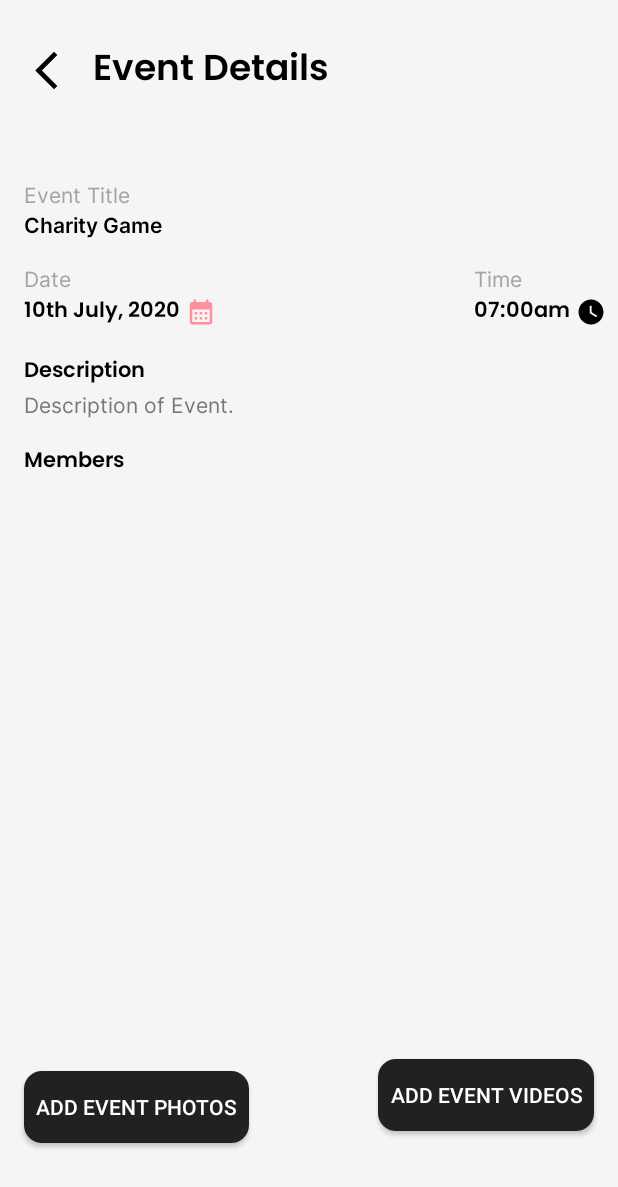
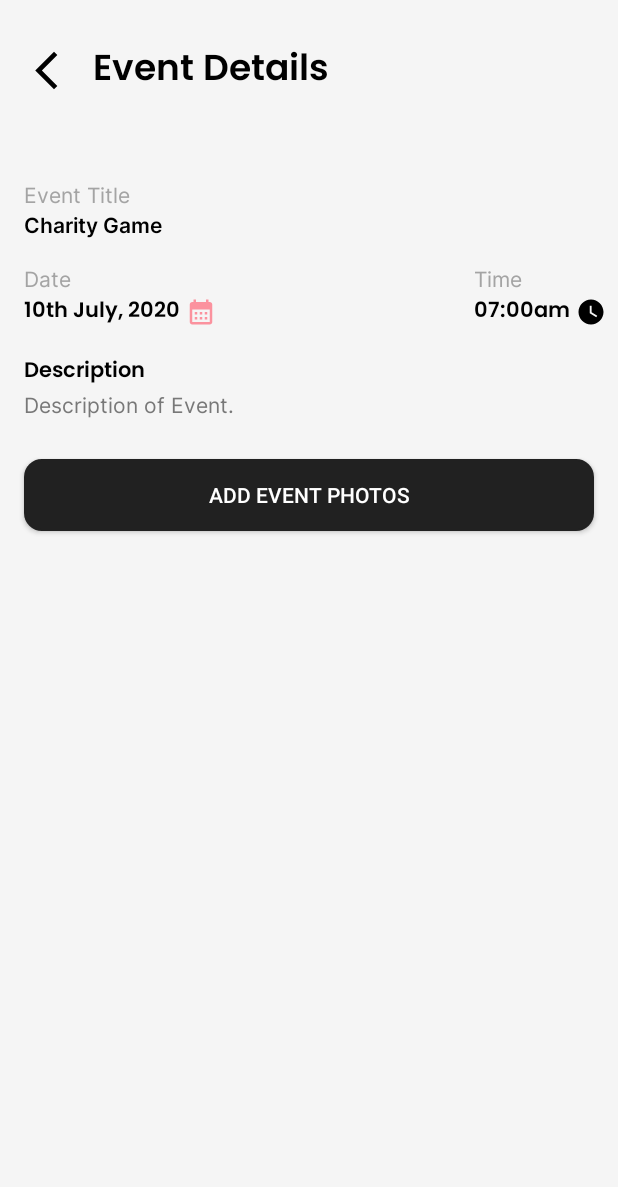
Before and after one commit to imrajnishjha/IEA_Adminv3, an Android app: the PastEventDetails screen opened directly, with no data from a screen before it, on a phone screen of 412 x 824 dp. Shown: the top 1187 px of the screen. Run offline under Robolectric (Android 15) with nearby library versions, the light colour scheme and no system bars; our stand-ins replace Firebase (no records; nobody signed in at launch, a user with empty details on screens opened directly); pictures from the network do not load.

Commit message:
IEA Admin 3.5

```diff
--- a/app/src/main/java/com/example/ieaadmin/AddEventPhotosFragment.java
+++ b/app/src/main/java/com/example/ieaadmin/AddEventPhotosFragment.java
@@ -119,7 +119,7 @@ public class AddEventPhotosFragment extends Fragment {
     private void compressImages(ViewGroup container) {
         progressDialog.setMessage("Uploading Images...");
         progressDialog.show();
-        eventUriRef = FirebaseDatabase.getInstance().getReference("Events/"+ EventItemKey+"/image_uris");
+        eventUriRef = FirebaseDatabase.getInstance().getReference("Past Events/"+ EventItemKey+"/image_uris");
         if(imagesUri.size() == 0) {
             Toast.makeText(getContext(), "Please select at least one image", Toast.LENGTH_SHORT).show();
             progressDialog.dismiss();
--- a/app/src/main/java/com/example/ieaadmin/PastEventDetails.java
+++ b/app/src/main/java/com/example/ieaadmin/PastEventDetails.java
@@ -38,11 +38,10 @@ import java.util.Objects;
 
 public class PastEventDetails extends AppCompatActivity {
     String EventItemKey;
-    TextView eventTitleTv, eventDateTv, eventTimeTv, eventDescriptionTv, joinEventYes, joinEventNo, eventMemberTextTv;
-    RecyclerView eventMembersRv, pastEventPhotosRv;
+    TextView eventTitleTv, eventDateTv, eventTimeTv, eventDescriptionTv, joinEventYes, joinEventNo;
+    RecyclerView  pastEventPhotosRv;
     FirebaseRecyclerOptions<EventMemberItemModel> options;
     FirebaseRecyclerOptions<PastEventPhotoModel> pastEvenPhotoOptions;
-    EventMemberItemAdapter eventMemberItemAdapter;
     DatabaseReference eventsRef;
     ImageView eventDetailImg;
     AppCompatButton eventDetailsBackButton, addEventPhotosBtn;
@@ -64,10 +63,8 @@ public class PastEventDetails extends AppCompatActivity {
         eventDateTv = findViewById(R.id.event_date_txt);
         eventTimeTv = findViewById(R.id.event_time_txt);
         eventDescriptionTv = findViewById(R.id.event_description_txt);
-        eventMembersRv = findViewById(R.id.event_members_rv);
         eventDetailImg = findViewById(R.id.event_detail_img);
         eventDetailsBackButton = findViewById(R.id.events_detail_back_btn);
-        eventMemberTextTv = findViewById(R.id.event_members);
         addEventPhotosBtn = findViewById(R.id.add_event_photos_btn);
         addEventImagesFrameLayout = findViewById(R.id.add_event_images_frame_layout);
         pastEventPhotosRv = findViewById(R.id.past_event_photos_rv);
@@ -76,17 +73,18 @@ public class PastEventDetails extends AppCompatActivity {
 
         pastEventPhotosRv.setLayoutManager(new MembersDirectory.WrapContentLinearLayoutManager(PastEventDetails.this, LinearLayoutManager.HORIZONTAL, false));
         pastEvenPhotoOptions = new FirebaseRecyclerOptions.Builder<PastEventPhotoModel>()
-                .setQuery(FirebaseDatabase.getInstance().getReference("Events/" + EventItemKey + "/image_uris"), PastEventPhotoModel.class)
+                .setQuery(FirebaseDatabase.getInstance().getReference("Past Events/" + EventItemKey + "/image_uris"), PastEventPhotoModel.class)
                 .build();
 
         pastEventPhotoAdapter = new PastEventPhotoAdapter(pastEvenPhotoOptions);
         pastEventPhotosRv.setAdapter(pastEventPhotoAdapter);
         pastEventPhotoAdapter.startListening();
 
-        eventsRef = FirebaseDatabase.getInstance().getReference().child("Events/" + EventItemKey);
+        eventsRef = FirebaseDatabase.getInstance().getReference().child("Past Events/" + EventItemKey);
         eventsRef.addValueEventListener(new ValueEventListener() {
             @Override
             public void onDataChange(@NonNull DataSnapshot snapshot) {
+                if(snapshot.exists()){
                     eventTitleTv.setText(Objects.requireNonNull(snapshot.child("title").getValue()).toString());
                     eventTimeTv.setText(Objects.requireNonNull(snapshot.child("time").getValue()).toString());
                     eventDateTv.setText(Objects.requireNonNull(snapshot.child("date").getValue()).toString());
@@ -99,19 +97,16 @@ public class PastEventDetails extends AppCompatActivity {
                             .into(eventDetailImg);
                 }
 
+            }
+
             @Override
             public void onCancelled(@NonNull DatabaseError error) {
 
             }
         });
 
-        eventMembersRv.setLayoutManager(new MembersDirectory.WrapContentLinearLayoutManager(PastEventDetails.this, LinearLayoutManager.HORIZONTAL, false));
-        options = new FirebaseRecyclerOptions.Builder<EventMemberItemModel>()
-                .setQuery(FirebaseDatabase.getInstance().getReference("Events/" + EventItemKey + "/members"), EventMemberItemModel.class)
-                .build();
 
-        eventMemberItemAdapter = new EventMemberItemAdapter(options);
-        eventMembersRv.setAdapter(eventMemberItemAdapter);
+
 
         eventDetailsBackButton.setOnClickListener(view -> finish());
 
@@ -134,7 +129,6 @@ public class PastEventDetails extends AppCompatActivity {
     @Override
     protected void onStart() {
         super.onStart();
-        eventMemberItemAdapter.startListening();
         pastEventPhotoAdapter.startListening();
     }
 
@@ -142,77 +136,7 @@ public class PastEventDetails extends AppCompatActivity {
     @Override
     protected void onResume() {
         super.onResume();
-        eventMemberItemAdapter.startListening();
         pastEventPhotoAdapter.startListening();
     }
 
-    class EventMemberItemAdapter extends FirebaseRecyclerAdapter<EventMemberItemModel, EventMemberItemAdapter.EventMemberItemViewHolder> {
-        Dialog notComingToEventDialog;
-
-        public EventMemberItemAdapter(@NonNull FirebaseRecyclerOptions<EventMemberItemModel> options) {
-            super(options);
 }
-
-        @Override
-        protected void onBindViewHolder(@NonNull com.example.ieaadmin.PastEventDetails.EventMemberItemAdapter.EventMemberItemViewHolder holder, int position, @NonNull EventMemberItemModel model) {
-            notComingToEventDialog = new Dialog(PastEventDetails.this);
-
-            FirebaseAuth mAuth = FirebaseAuth.getInstance();
-            Glide.with(getApplicationContext())
-                    .load(model.getImageUrl())
-                    .circleCrop()
-                    .error(R.drawable.iea_logo)
-                    .placeholder(R.drawable.iea_logo)
-                    .into(holder.recyclerMemberItemImg);
-
-            holder.eventMemberItem.setOnClickListener(view -> {
-                TextView coming, notComing;
-                if (Objects.requireNonNull(getRef(position).getKey()).equals(Objects.requireNonNull(Objects.requireNonNull(mAuth.getCurrentUser()).getEmail()).replaceAll("\\.", "%7"))) {
-                    LayoutInflater inflater = (LayoutInflater) view.getContext().getSystemService(Context.LAYOUT_INFLATER_SERVICE);
-                    @SuppressLint("InflateParams") View removeFromEventView = inflater.inflate(R.layout.remove_from_event_popup, null);
-
-                    coming = removeFromEventView.findViewById(R.id.remove_from_event_no);
-                    notComing = removeFromEventView.findViewById(R.id.remove_from_event_yes);
-
-                    notComingToEventDialog.setContentView(removeFromEventView);
-                    notComingToEventDialog.getWindow().setBackgroundDrawable(new ColorDrawable(Color.TRANSPARENT));
-                    notComingToEventDialog.show();
-
-                    coming.setOnClickListener(v -> notComingToEventDialog.dismiss());
-                    notComing.setOnClickListener(v -> {
-                        FirebaseDatabase.getInstance().getReference("Events/" + EventItemKey + "/members/" + Objects.requireNonNull(mAuth.getCurrentUser().getEmail()).replaceAll("\\.", "%7")).removeValue();
-                        Toast.makeText(PastEventDetails.this, "You have been removed from the list.", Toast.LENGTH_SHORT).show();
-                        notComingToEventDialog.dismiss();
-                    });
-                } else {
-                    view.getContext().startActivity(new Intent(view.getContext(), MemberDirectoryDetail.class).putExtra("MemberItemKey", model.getEmail().replaceAll("\\.", "%7")));
-                }
-            });
-        }
-
-        @NonNull
-        @Override
-        public com.example.ieaadmin.PastEventDetails.EventMemberItemAdapter.EventMemberItemViewHolder onCreateViewHolder(@NonNull ViewGroup parent, int viewType) {
-            View eventItemMemberView = LayoutInflater.from(parent.getContext()).inflate(R.layout.event_member_item, parent, false);
-            return new com.example.ieaadmin.PastEventDetails.EventMemberItemAdapter.EventMemberItemViewHolder(eventItemMemberView);
-        }
-
-        @Override
-        public int getItemViewType(int position) {
-            return position;
-        }
-
-        public class EventMemberItemViewHolder extends RecyclerView.ViewHolder {
-            ImageView recyclerMemberItemImg;
-            View eventMemberItem;
-
-            public EventMemberItemViewHolder(@NonNull View itemView) {
-                super(itemView);
-
-                recyclerMemberItemImg = itemView.findViewById(R.id.event_member_item_img);
-                eventMemberItem = itemView;
-            }
-
-        }
-    }
-}
--- a/app/src/main/res/layout/activity_past_event_details.xml
+++ b/app/src/main/res/layout/activity_past_event_details.xml
@@ -6,6 +6,7 @@
     android:layout_height="match_parent"
     android:background="#F5F5F5"
     android:fillViewport="true"
+    android:layout_marginBottom="8dp"
     tools:context=".PastEventDetails">
 
     <androidx.constraintlayout.widget.ConstraintLayout
@@ -166,74 +167,35 @@
             app:layout_constraintTop_toBottomOf="@id/event_description"
             tools:ignore="HardcodedText" />
 
-        <TextView
-            android:id="@+id/event_members"
-            android:layout_width="wrap_content"
+        <androidx.recyclerview.widget.RecyclerView
+            android:id="@+id/past_event_photos_rv"
+            android:layout_width="match_parent"
             android:layout_height="wrap_content"
-            android:layout_marginStart="16dp"
-            android:layout_marginTop="16dp"
-            android:fontFamily="@font/poppins_semi_bold"
-            android:text="Members"
-            android:textColor="@color/black"
+            android:layout_marginStart="8dp"
+            android:layout_marginEnd="8dp"
+            android:layout_marginTop="10dp"
+            app:layout_constraintHeight_max="300dp"
+            app:layout_constraintTop_toBottomOf="@id/event_description_txt"
+            app:layout_constraintEnd_toEndOf="parent"
             app:layout_constraintStart_toStartOf="parent"
-            app:layout_constraintTop_toBottomOf="@id/event_description_txt"
-            tools:ignore="HardcodedText" />
-
-        <androidx.recyclerview.widget.RecyclerView
-            android:id="@+id/event_members_rv"
-            android:layout_width="0dp"
-            app:layout_constraintEnd_toEndOf="parent"
-            android:layout_height="wrap_content"
-            android:layout_marginStart="16dp"
-            android:layout_marginTop="8dp"
-            android:layout_marginEnd="16dp"
-            android:orientation="horizontal"
-            app:layout_constraintStart_toStartOf="parent"
-            app:layout_constraintTop_toBottomOf="@id/event_members" />
-
-        <androidx.recyclerview.widget.RecyclerView
-            android:layout_width="match_parent"
-            android:layout_height="300dp"
-            android:id="@+id/past_event_photos_rv"
-            app:layout_constraintStart_toStartOf="parent"
-            app:layout_constraintEnd_toEndOf="parent"
-            app:layout_constraintTop_toBottomOf="@id/event_members_rv"
-            android:layout_marginTop="16dp"
-            android:layout_marginStart="8dp"
-            android:layout_marginEnd="8dp"/>
+            tools:layout_editor_absoluteY="539dp" />
 
         <androidx.appcompat.widget.AppCompatButton
             android:id="@+id/add_event_photos_btn"
-            android:layout_width="wrap_content"
+            android:layout_width="match_parent"
             android:layout_height="wrap_content"
+            android:layout_marginStart="16dp"
+            android:layout_marginEnd="16dp"
+            android:layout_marginTop="16dp"
+            android:background="@drawable/button_style_black"
             android:paddingStart="8dp"
             android:paddingEnd="8dp"
             android:text="Add Event Photos"
-            android:layout_marginStart="16dp"
-            android:layout_marginTop="16dp"
-            android:background="@drawable/button_style_black"
             android:textColor="@color/white"
+            app:layout_constraintEnd_toEndOf="parent"
             app:layout_constraintStart_toStartOf="parent"
             app:layout_constraintTop_toBottomOf="@id/past_event_photos_rv"
-            app:layout_constraintBottom_toBottomOf="parent"
-            tools:ignore="HardcodedText"
-            android:layout_marginBottom="8dp"/>
-
-        <androidx.appcompat.widget.AppCompatButton
-            android:id="@+id/add_event_videos_btn"
-            android:layout_width="wrap_content"
-            android:layout_height="wrap_content"
-            android:paddingStart="8dp"
-            android:paddingEnd="8dp"
-            android:text="Add Event Videos"
-            android:layout_marginEnd="16dp"
-            android:background="@drawable/button_style_black"
-            android:textColor="@color/white"
-            app:layout_constraintEnd_toEndOf="parent"
-            app:layout_constraintTop_toBottomOf="@id/past_event_photos_rv"
-            app:layout_constraintBottom_toBottomOf="parent"
-            tools:ignore="HardcodedText"
-            android:layout_marginBottom="8dp"/>
+            tools:ignore="HardcodedText" />
 
         <FrameLayout
             android:layout_width="match_parent"
```
Also changed, not shown: app/src/main/java/com/example/ieaadmin/EventList.java (+33 -1 lines), app/src/main/java/com/example/ieaadmin/EventListAdapter.java (+21 -10 lines), app/src/main/java/com/example/ieaadmin/PastEventListAdapter.java (added, +87 -0 lines), app/src/main/java/com/example/ieaadmin/PastEventModel.java (added, +84 -0 lines), app/src/main/res/layout/activity_event_list.xml (+26 -49 lines), app/src/main/res/layout/activity_explore_menu.xml (+43 -31 lines). Lines whose indentation alone changed are shown as unchanged.
